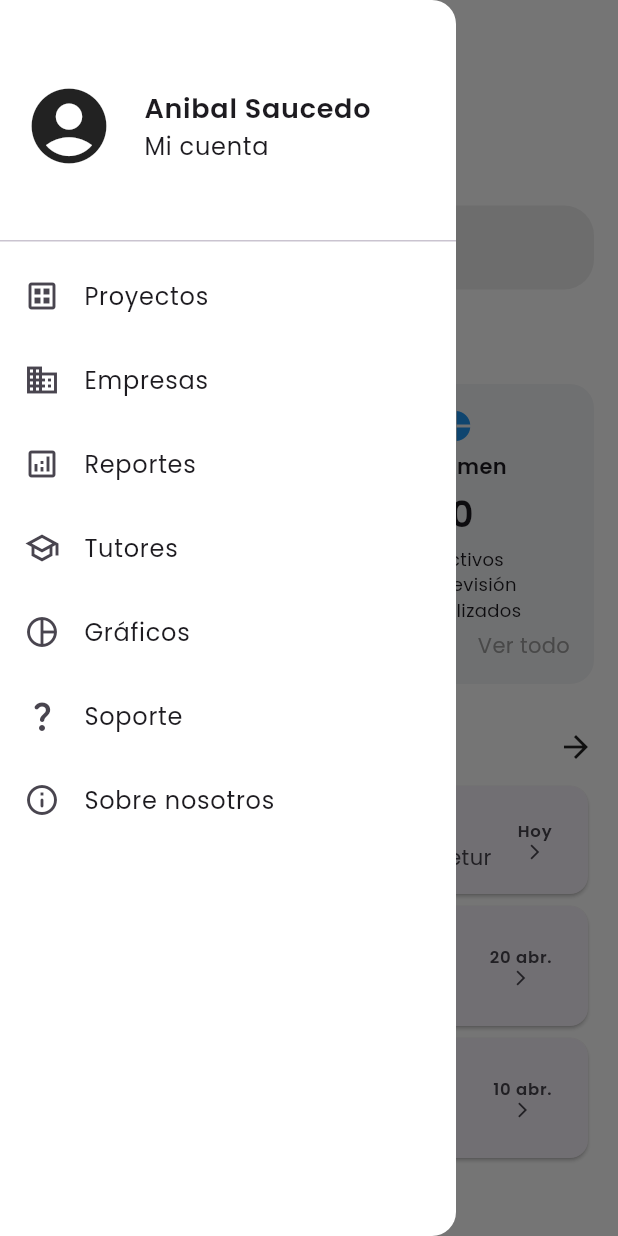
After one commit to AlvaroAceval16/banco_de_proyectos, a Flutter app: the DashboardScreen screen opened by its route, with the side drawer open, on a phone screen of 412 x 824 dp. The commit adds this screen. Run offline on Flutter 3.47's test engine with Material 3 defaults, Android fonts, the light colour scheme and no system bars; our stand-ins replace google_fonts.

Commit message:
Añadir rutas, menú hamburguesa y navegación

```diff
--- /dev/null
+++ b/lib/components/main_drawer.dart
@@ -0,0 +1,88 @@
+import 'package:flutter/material.dart';
+
+class MainDrawer extends StatelessWidget {
+  const MainDrawer({super.key});
+
+  @override
+  Widget build(BuildContext context) {
+    return Drawer(
+      backgroundColor: Theme.of(context).primaryColor,
+      child: ListView(
+        padding: EdgeInsets.zero,
+        children: [
+          DrawerHeader(
+            child: Row(
+              children: [
+                Icon(Icons.account_circle, size: 60),
+                SizedBox(width: 20),
+                Column(
+                  mainAxisAlignment: MainAxisAlignment.center,
+                  crossAxisAlignment: CrossAxisAlignment.start,
+                  children: [
+                    Text(
+                      'Anibal Saucedo',
+                      style: TextStyle(
+                        fontWeight: FontWeight.bold,
+                        fontSize: 18,
+                      ),
+                    ),
+                    Text("Mi cuenta"),
+                  ],
+                ),
+              ],
+            ),
+          ),
+          ListTile(
+            leading: Icon(Icons.dataset_outlined),
+            title: Text('Proyectos'),
+            onTap: () {
+              Navigator.pop(context);
+            },
+          ),
+          ListTile(
+            leading: Icon(Icons.business_outlined),
+            title: Text('Empresas'),
+            onTap: () {
+              Navigator.pop(context);
+            },
+          ),
+          ListTile(
+            leading: Icon(Icons.analytics_outlined),
+            title: Text('Reportes'),
+            onTap: () {
+              Navigator.pop(context);
+            },
+          ),
+          ListTile(
+            leading: Icon(Icons.school_outlined),
+            title: Text('Tutores'),
+            onTap: () {
+              Navigator.pop(context);
+            },
+          ),
+          ListTile(
+            leading: Icon(Icons.pie_chart_outline),
+            title: Text('Gráficos'),
+            onTap: () {
+              Navigator.pop(context);
+            },
+          ),
+          ListTile(
+            leading: Icon(Icons.question_mark_rounded),
+            title: Text('Soporte'),
+            onTap: () {
+              Navigator.pop(context);
+            },
+          ),
+          ListTile(
+            leading: Icon(Icons.info_outline_rounded),
+            title: Text('Sobre nosotros'),
+            onTap: () {
+              Navigator.pop(context);
+            },
+          ),
+        ],
+      ),
+    );
+  }
+}
--- a/lib/pages/Dashboard_page.dart
+++ b/lib/pages/Dashboard_page.dart
@@ -1,3 +1,4 @@
+import 'package:banco_de_proyectos/components/main_drawer.dart';
 import 'package:flutter/material.dart';
 
 class DashboardScreen extends StatelessWidget {
@@ -6,12 +7,11 @@ class DashboardScreen extends StatelessWidget {
     return Scaffold(
       backgroundColor: Colors.white,
       appBar: AppBar(
-        automaticallyImplyLeading: false,
+        automaticallyImplyLeading: true,
         backgroundColor: Colors.white,
         elevation: 0,
         title: Row(
           children: [
-            Icon(Icons.menu, color: Colors.black),
             SizedBox(width: 10),
             Text(
               "Banco de Proyectos",
@@ -24,6 +24,7 @@ class DashboardScreen extends StatelessWidget {
           ],
         ),
       ),
+      drawer: MainDrawer(),
       body: SingleChildScrollView(
         padding: EdgeInsets.symmetric(horizontal: 16, vertical: 10),
         child: Column(
@@ -49,8 +50,9 @@ class DashboardScreen extends StatelessWidget {
                 filled: true,
                 fillColor: Colors.grey[200],
                 border: OutlineInputBorder(
-                    borderRadius: BorderRadius.circular(20),
-                    borderSide: BorderSide.none),
+                  borderRadius: BorderRadius.circular(20),
+                  borderSide: BorderSide.none,
+                ),
               ),
             ),
             SizedBox(height: 30),
@@ -65,7 +67,12 @@ class DashboardScreen extends StatelessWidget {
             SizedBox(height: 10),
             Row(
               children: [
-                _statsCard(Icons.folder, "Proyectos totales", "10", "+2 esta semana"),
+                _statsCard(
+                  Icons.folder,
+                  "Proyectos totales",
+                  "10",
+                  "+2 esta semana",
+                ),
                 SizedBox(width: 10),
                 _summaryCard(),
               ],
@@ -112,7 +119,12 @@ class DashboardScreen extends StatelessWidget {
     );
   }
 
-  Widget _statsCard(IconData icon, String title, String number, String subtitle) {
+  Widget _statsCard(
+    IconData icon,
+    String title,
+    String number,
+    String subtitle,
+  ) {
     return Expanded(
       child: Container(
         height: 200,
@@ -125,12 +137,31 @@ class DashboardScreen extends StatelessWidget {
           mainAxisAlignment: MainAxisAlignment.spaceBetween,
           children: [
             Icon(icon, color: Colors.blue),
-            Text(title, style: TextStyle(fontWeight: FontWeight.bold, fontFamily: 'Poppins')),
-            Text(number, style: TextStyle(fontSize: 24, fontWeight: FontWeight.bold, fontFamily: 'Poppins')),
-            Text(subtitle, style: TextStyle(color: Colors.green, fontFamily: 'Poppins')),
+            Text(
+              title,
+              style: TextStyle(
+                fontWeight: FontWeight.bold,
+                fontFamily: 'Poppins',
+              ),
+            ),
+            Text(
+              number,
+              style: TextStyle(
+                fontSize: 24,
+                fontWeight: FontWeight.bold,
+                fontFamily: 'Poppins',
+              ),
+            ),
+            Text(
+              subtitle,
+              style: TextStyle(color: Colors.green, fontFamily: 'Poppins'),
+            ),
             Align(
               alignment: Alignment.centerRight,
-              child: Text("Ver todo", style: TextStyle(color: Colors.grey, fontFamily: 'Poppins')),
+              child: Text(
+                "Ver todo",
+                style: TextStyle(color: Colors.grey, fontFamily: 'Poppins'),
+              ),
             ),
           ],
         ),
@@ -151,8 +182,21 @@ class DashboardScreen extends StatelessWidget {
           mainAxisAlignment: MainAxisAlignment.spaceBetween,
           children: [
             Icon(Icons.pie_chart, color: Colors.blue),
-            Text("Resumen", style: TextStyle(fontWeight: FontWeight.bold, fontFamily: 'Poppins')),
-            Text("10", style: TextStyle(fontSize: 24, fontWeight: FontWeight.bold, fontFamily: 'Poppins')),
+            Text(
+              "Resumen",
+              style: TextStyle(
+                fontWeight: FontWeight.bold,
+                fontFamily: 'Poppins',
+              ),
+            ),
+            Text(
+              "10",
+              style: TextStyle(
+                fontSize: 24,
+                fontWeight: FontWeight.bold,
+                fontFamily: 'Poppins',
+              ),
+            ),
             Text(
               "• 6 Activos\n• 1 En revisión\n• 2 Finalizados",
               textAlign: TextAlign.center,
@@ -160,7 +204,10 @@ class DashboardScreen extends StatelessWidget {
             ),
             Align(
               alignment: Alignment.centerRight,
-              child: Text("Ver todo", style: TextStyle(color: Colors.grey, fontFamily: 'Poppins')),
+              child: Text(
+                "Ver todo",
+                style: TextStyle(color: Colors.grey, fontFamily: 'Poppins'),
+              ),
             ),
           ],
         ),
@@ -172,12 +219,24 @@ class DashboardScreen extends StatelessWidget {
     return Card(
       shape: RoundedRectangleBorder(borderRadius: BorderRadius.circular(12)),
       child: ListTile(
-        title: Text(title, style: TextStyle(fontWeight: FontWeight.bold, fontFamily: 'Poppins')),
-        subtitle: Text("Lorem ipsum dolor sit amet, consectetur", style: TextStyle(fontFamily: 'Poppins')),
+        title: Text(
+          title,
+          style: TextStyle(fontWeight: FontWeight.bold, fontFamily: 'Poppins'),
+        ),
+        subtitle: Text(
+          "Lorem ipsum dolor sit amet, consectetur",
+          style: TextStyle(fontFamily: 'Poppins'),
+        ),
         trailing: Column(
           mainAxisAlignment: MainAxisAlignment.center,
           children: [
-            Text(date, style: TextStyle(fontWeight: FontWeight.w600, fontFamily: 'Poppins')),
+            Text(
+              date,
+              style: TextStyle(
+                fontWeight: FontWeight.w600,
+                fontFamily: 'Poppins',
+              ),
+            ),
             Icon(Icons.arrow_forward_ios, size: 12),
           ],
         ),
@@ -201,8 +260,21 @@ class DashboardScreen extends StatelessWidget {
               child: Column(
                 crossAxisAlignment: CrossAxisAlignment.start,
                 children: [
-                  Text(title, style: TextStyle(fontWeight: FontWeight.bold, fontFamily: 'Poppins')),
-                  Text(subtitle, style: TextStyle(fontSize: 12, color: Colors.grey[700], fontFamily: 'Poppins')),
+                  Text(
+                    title,
+                    style: TextStyle(
+                      fontWeight: FontWeight.bold,
+                      fontFamily: 'Poppins',
+                    ),
+                  ),
+                  Text(
+                    subtitle,
+                    style: TextStyle(
+                      fontSize: 12,
+                      color: Colors.grey[700],
+                      fontFamily: 'Poppins',
+                    ),
+                  ),
                 ],
               ),
             ),
```
Also changed, not shown: lib/main.dart (+10 -3 lines), lib/pages/login_page.dart (+6 -1 lines).
